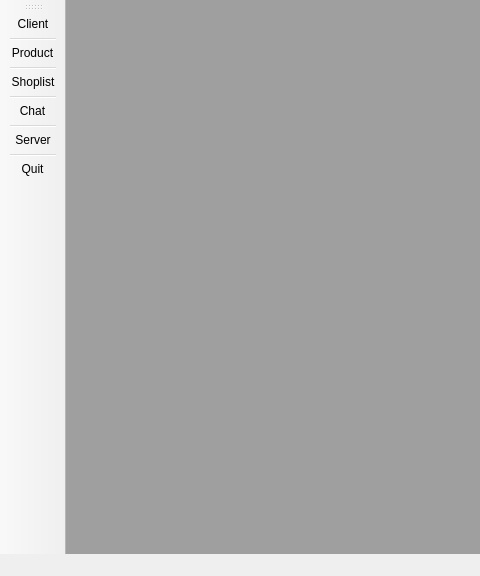
Before: the Qt Designer form CSAppPro_final/mainwindow.ui in Jeong0809/QT_Mini_Project, drawn with Qt 5; both pictures show x 0 to 480 and y 0 to 576 of the 893 by 576 pixel window.
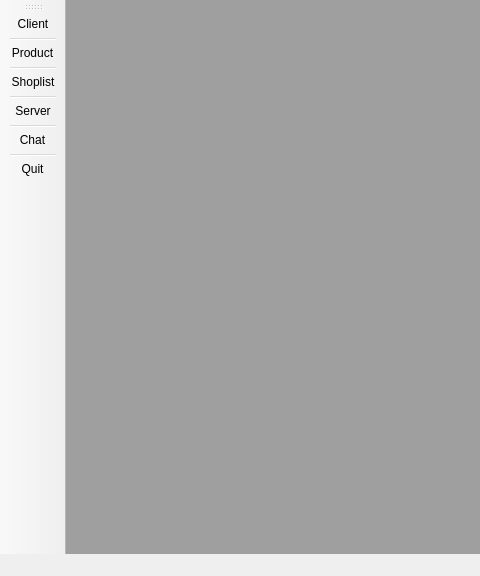
After: the same form once the commit is applied.

Patch:
```diff
--- a/CSAppPro_final/mainwindow.ui
+++ b/CSAppPro_final/mainwindow.ui
@@ -65,6 +65,9 @@
      <height>70</height>
     </size>
    </property>
+   <property name="toolButtonStyle">
+    <enum>Qt::ToolButtonTextUnderIcon</enum>
+   </property>
    <attribute name="toolBarArea">
     <enum>LeftToolBarArea</enum>
    </attribute>
@@ -77,10 +80,10 @@
    <addaction name="separator"/>
    <addaction name="actionShoplist"/>
    <addaction name="separator"/>
-   <addaction name="actionChat"/>
-   <addaction name="separator"/>
    <addaction name="actionServer"/>
    <addaction name="separator"/>
+   <addaction name="actionChat"/>
+   <addaction name="separator"/>
    <addaction name="actionQuit"/>
   </widget>
   <action name="actionQuit">
```
